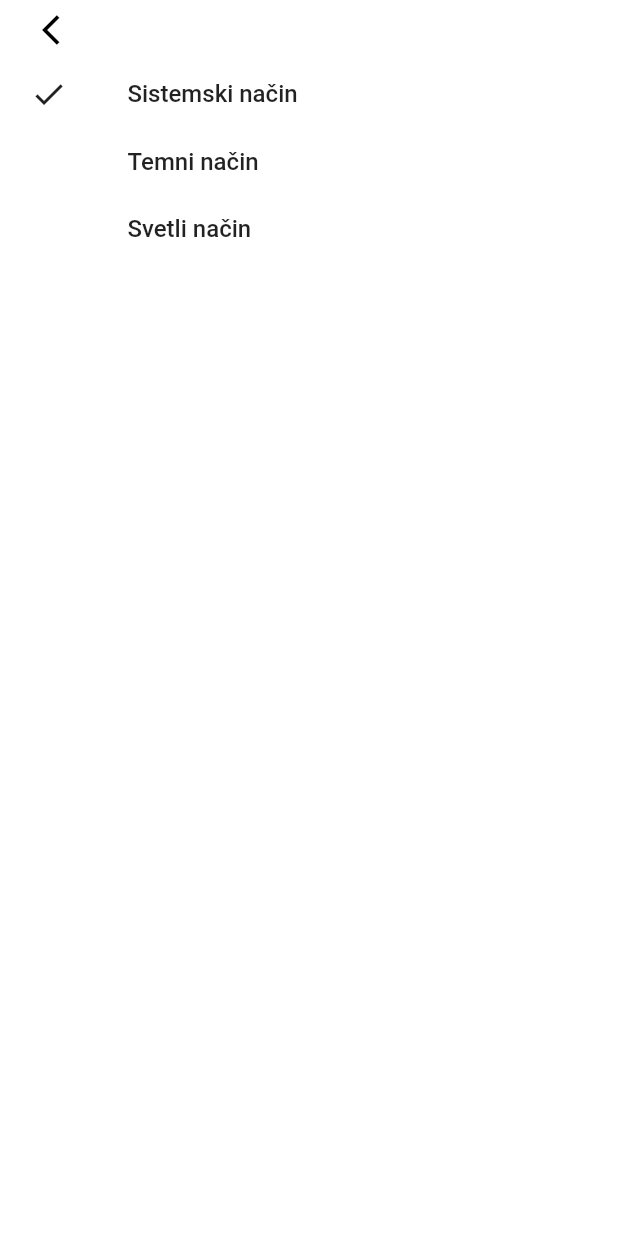
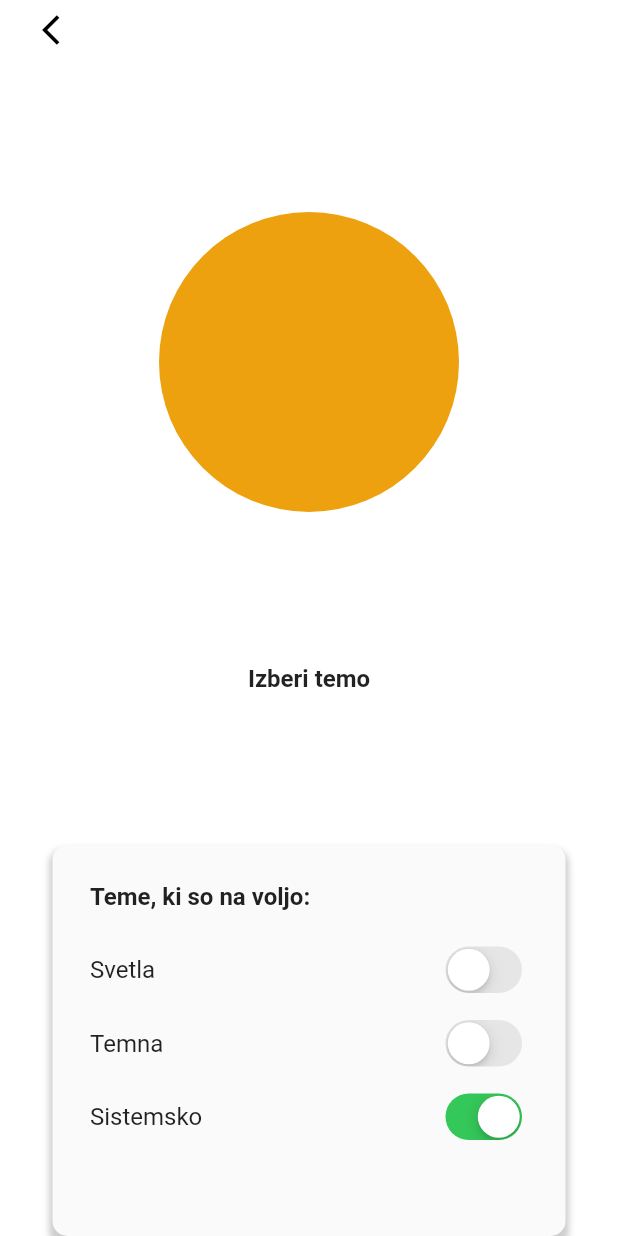
Before and after one commit to SCVApp/SCVAppFlutter, a Flutter app: the AppAppearance screen opened directly, on a phone screen of 412 x 824 dp. Run offline on Flutter 3.47's test engine with Material 2 defaults, Android fonts, the phone set to English and light mode, and no system bars; our stand-ins replace babstrap_settings_screen, cached_network_image, dots_indicator, flutter_linkify, get, introduction_screen and 7 more; missing offline and left inert: app_settings, dart:ffi, ff_navigation_bar, flutter_picker, flutter_web_auth, jwt_decode and 1 more; accounts and stored records are empty.

Commit message:
New app theme selector

```diff
--- a/lib/Components/costumeRadioBtn.dart
+++ /dev/null
@@ -1,36 +0,0 @@
-import 'package:flutter/material.dart';
-
-Widget CostumeRadioBtn(
-    {String title = "", var value, var type, Function onChanged}) {
-  return GestureDetector(
-    child: Padding(
-      child: Row(
-        mainAxisAlignment: MainAxisAlignment.start,
-        crossAxisAlignment: CrossAxisAlignment.center,
-        children: [
-          value == type
-              ? Icon(
-                  Icons.check,
-                  size: 25,
-                )
-              : SizedBox(
-                  width: 25,
-                  height: 25,
-                ),
-          Padding(padding: EdgeInsets.only(left: 40)),
-          Text(
-            title ?? "",
-            style: TextStyle(
-              fontSize: 16,
-              fontWeight: FontWeight.w500,
-            ),
-          ),
-        ],
-      ),
-      padding: EdgeInsets.only(left: 20, right: 20, top: 10, bottom: 10),
-    ),
-    onTap: () {
-      onChanged(type);
-    },
-  );
-}
--- /dev/null
+++ b/lib/Components/sunIcon.dart
@@ -0,0 +1,11 @@
+import 'package:flutter/material.dart';
+import 'package:scv_app/Data/data.dart';
+
+Widget SunIcon({double size = 50.0}) {
+  return Container(
+    width: size,
+    height: size,
+    decoration: BoxDecoration(
+        color: HexColor.fromHex("EDA10F"), shape: BoxShape.circle),
+  );
+}
--- /dev/null
+++ b/lib/Components/themeSelector.dart
@@ -0,0 +1,65 @@
+import 'package:flutter/cupertino.dart';
+import 'package:flutter/material.dart';
+
+import '../api/theme.dart';
+
+Widget ThemesSelector(
+    BuildContext context, ThemeEnum themeEnum, Function handleThemeChange,
+    {double padding = 50, double innerPadding = 25}) {
+  return Container(
+    width: MediaQuery.of(context).size.width - padding,
+    decoration: BoxDecoration(
+      color: Theme.of(context).cardColor,
+      borderRadius: BorderRadius.circular(10),
+      boxShadow: [
+        BoxShadow(
+          color: Theme.of(context).shadowColor,
+          spreadRadius: 2,
+          blurRadius: 3,
+          offset: Offset(0, 5), // changes position of shadow
+        ),
+      ],
+    ),
+    child: Column(
+      mainAxisAlignment: MainAxisAlignment.center,
+      crossAxisAlignment: CrossAxisAlignment.start,
+      children: [
+        Text(
+          "Teme, ki so na voljo:",
+          style: TextStyle(fontWeight: FontWeight.bold, fontSize: 16),
+        ),
+        Padding(padding: EdgeInsets.only(bottom: 20)),
+        ThemeSelector(themeEnum, handleThemeChange,
+            theme: ThemeEnum.light, ime: "Svetla"),
+        Padding(padding: EdgeInsets.only(bottom: 10)),
+        ThemeSelector(themeEnum, handleThemeChange,
+            theme: ThemeEnum.dark, ime: "Temna"),
+        Padding(padding: EdgeInsets.only(bottom: 10)),
+        ThemeSelector(themeEnum, handleThemeChange,
+            theme: ThemeEnum.system, ime: "Sistemsko"),
+      ],
+    ),
+    padding: EdgeInsets.only(
+        top: innerPadding, bottom: 60, left: innerPadding, right: innerPadding),
+  );
+}
+
+Widget ThemeSelector(ThemeEnum themeEnum, Function handleThemeChange,
+    {ThemeEnum theme = ThemeEnum.system, String ime = "Sistemsko"}) {
+  return Row(
+    mainAxisAlignment: MainAxisAlignment.spaceBetween,
+    crossAxisAlignment: CrossAxisAlignment.center,
+    children: [
+      Text(
+        ime,
+        style: TextStyle(fontSize: 16),
+      ),
+      CupertinoSwitch(
+        value: themeEnum == theme,
+        onChanged: (value) {
+          handleThemeChange(theme);
+        },
+      ),
+    ],
+  );
+}
--- a/lib/Data/theme.dart
+++ b/lib/Data/themes.dart
@@ -10,7 +10,7 @@ class Themes {
     bottomAppBarColor: Colors.white, //Menu bar spodnji
     cardColor: HexColor.fromHex("#FAFAFA"), //Barva oblački
     hintColor: Colors.white, //Barva za ikone v oblčkih
-    shadowColor: Colors.grey.withOpacity(0.5),//Barva senc
+    shadowColor: Colors.grey.withOpacity(0.5), //Barva senc
   );
   static final dark = ThemeData.dark().copyWith(
     //Zamenjaj barve za temno temo
@@ -20,6 +20,6 @@ class Themes {
     bottomAppBarColor: HexColor.fromHex("#1C1C1E"),
     cardColor: HexColor.fromHex("#1C1C1E"),
     hintColor: HexColor.fromHex("#1C1C1E"),
-    shadowColor: Color.fromARGB(255, 32, 32, 32).withOpacity(0.5),
+    shadowColor: Color.fromARGB(255, 32, 32, 32).withOpacity(0),
   );
 }
--- a/lib/Nastavitve/aboutMe.dart
+++ b/lib/Nastavitve/aboutMe.dart
@@ -22,7 +22,7 @@ import 'package:scv_app/Nastavitve/biometricPage.dart';
 import 'package:scv_app/Nastavitve/changeStatus.dart';
 import 'package:scv_app/Nastavitve/otherToolsPage.dart';
 import 'package:scv_app/Intro_And__Login/prijava.dart';
-import 'package:scv_app/Data/theme.dart';
+import 'package:scv_app/Data/themes.dart';
 import 'package:scv_app/Intro_And__Login/uvod.dart';
 import 'package:shared_preferences/shared_preferences.dart';
 import 'package:babstrap_settings_screen/babstrap_settings_screen.dart';
--- a/lib/Nastavitve/appAppearance.dart
+++ b/lib/Nastavitve/appAppearance.dart
@@ -1,12 +1,16 @@
+import 'dart:math';
+
 import 'package:flutter/material.dart';
 import 'package:flutter/services.dart';
 import 'package:scv_app/Components/backBtn.dart';
-import 'package:scv_app/Components/costumeRadioBtn.dart';
+import 'package:scv_app/Components/moonIcon.dart';
+import 'package:scv_app/Components/sunIcon.dart';
+import 'package:scv_app/Components/themeSelector.dart';
 import 'package:scv_app/Intro_And__Login/prijava.dart';
+import 'package:scv_app/api/theme.dart';
 import 'package:shared_preferences/shared_preferences.dart';
 import 'package:get/get.dart';
-
-enum SingingCharacter { system, light, dark }
+import 'package:scv_app/api/theme.dart';
 
 class AppAppearance extends StatefulWidget {
   AppAppearance({Key key, this.onThemeChanged}) : super(key: key);
@@ -16,7 +20,7 @@ class AppAppearance extends StatefulWidget {
 }
 
 class _AppAppearanceState extends State<AppAppearance> {
-  SingingCharacter _character = SingingCharacter.system;
+  ThemeEnum appTheme = ThemeEnum.system;
 
   @override
   void initState() {
@@ -25,63 +29,18 @@ class _AppAppearanceState extends State<AppAppearance> {
   }
 
   Future<void> handleGetTheme() async {
-    SharedPreferences prefs = await SharedPreferences.getInstance();
-    try {
-      bool isDarkTheme = prefs.getBool(keyForThemeDark);
-      if (isDarkTheme == null) {
+    var t = await UseTheme.getTheme();
     setState(() {
-          _character = SingingCharacter.system;
-        });
-      } else if (isDarkTheme == true) {
-        setState(() {
-          _character = SingingCharacter.dark;
-        });
-      } else {
-        setState(() {
-          _character = SingingCharacter.light;
+      appTheme = t;
     });
   }
-    } catch (e) {
+
+  void handleChanged(ThemeEnum value) async {
     setState(() {
-        _character = SingingCharacter.system;
+      appTheme = value;
     });
-    }
-  }
-
-  void handleChanged(SingingCharacter value) async {
-    setState(() {
-      _character = value;
-    });
-    switch (value) {
-      case SingingCharacter.system:
-        await changeToSystemTheme();
-        break;
-      case SingingCharacter.light:
-        await changeToLightTheme();
-        break;
-      case SingingCharacter.dark:
-        await changeToDarkTheme();
-        break;
-    }
+    await UseTheme.handleChanged(value);
     widget.onThemeChanged();
-  }
-
-  Future<void> changeToSystemTheme() async {
-    SharedPreferences prefs = await SharedPreferences.getInstance();
-    Get.changeThemeMode(ThemeMode.system);
-    prefs.remove(keyForThemeDark);
-  }
-
-  Future<void> changeToLightTheme() async {
-    SharedPreferences prefs = await SharedPreferences.getInstance();
-    Get.changeThemeMode(ThemeMode.light);
-    prefs.setBool(keyForThemeDark, false);
-  }
-
-  Future<void> changeToDarkTheme() async {
-    SharedPreferences prefs = await SharedPreferences.getInstance();
-    Get.changeThemeMode(ThemeMode.dark);
-    prefs.setBool(keyForThemeDark, true);
   }
 
   @override
@@ -92,27 +51,26 @@ class _AppAppearanceState extends State<AppAppearance> {
               ? SystemUiOverlayStyle.light
               : SystemUiOverlayStyle.dark,
           child: SafeArea(
+            child: Center(
                 child: Column(
-          children: <Widget>[
+              mainAxisAlignment: MainAxisAlignment.spaceBetween,
+              crossAxisAlignment: CrossAxisAlignment.center,
+              children: [
                 backButton(context),
-            CostumeRadioBtn(
-                value: _character,
-                type: SingingCharacter.system,
-                title: "Sistemski način",
-                onChanged: handleChanged),
-            CostumeRadioBtn(
-                value: _character,
-                type: SingingCharacter.dark,
-                title: "Temni način",
-                onChanged: handleChanged),
-            CostumeRadioBtn(
-                value: _character,
-                type: SingingCharacter.light,
-                title: "Svetli način",
-                onChanged: handleChanged),
+                Get.isDarkMode
+                    ? MoonIcon(Theme.of(context).scaffoldBackgroundColor,
+                        size: min(200, MediaQuery.of(context).size.width * 0.5))
+                    : SunIcon(
+                        size:
+                            min(200, MediaQuery.of(context).size.width * 0.5)),
+                Text(
+                  "Izberi temo",
+                  style: TextStyle(fontWeight: FontWeight.bold, fontSize: 16),
+                ),
+                ThemesSelector(context, appTheme, handleChanged, padding: 70),
               ],
-        ),
-      ),
-    ));
+            )),
+          )),
+    );
   }
 }
--- /dev/null
+++ b/lib/api/theme.dart
@@ -0,0 +1,67 @@
+import 'package:flutter/material.dart';
+import 'package:scv_app/Intro_And__Login/prijava.dart';
+import 'package:shared_preferences/shared_preferences.dart';
+import 'package:get/get.dart';
+
+enum ThemeEnum { system, light, dark }
+
+class UseTheme {
+  static Future<ThemeEnum> getTheme() async {
+    SharedPreferences prefs = await SharedPreferences.getInstance();
+    try {
+      bool isDarkTheme = prefs.getBool(keyForThemeDark);
+      if (isDarkTheme == null) {
+        return ThemeEnum.system;
+      } else if (isDarkTheme == true) {
+        return ThemeEnum.dark;
+      } else {
+        return ThemeEnum.light;
+      }
+    } catch (e) {
+      return ThemeEnum.system;
+    }
+  }
+
+  static Future<void> handleChanged(ThemeEnum value) async {
+    switch (value) {
+      case ThemeEnum.system:
+        await changeToSystemTheme();
+        break;
+      case ThemeEnum.light:
+        await changeToLightTheme();
+        break;
+      case ThemeEnum.dark:
+        await changeToDarkTheme();
+        break;
+    }
+  }
+
+  static Future<void> changeToSystemTheme() async {
+    SharedPreferences prefs = await SharedPreferences.getInstance();
+    Get.changeThemeMode(ThemeMode.system);
+    prefs.remove(keyForThemeDark);
+  }
+
+  static Future<void> changeToLightTheme() async {
+    SharedPreferences prefs = await SharedPreferences.getInstance();
+    Get.changeThemeMode(ThemeMode.light);
+    prefs.setBool(keyForThemeDark, false);
+  }
+
+  static Future<void> changeToDarkTheme() async {
+    SharedPreferences prefs = await SharedPreferences.getInstance();
+    Get.changeThemeMode(ThemeMode.dark);
+    prefs.setBool(keyForThemeDark, true);
+  }
+
+  static String getNameOfTheme(ThemeEnum value) {
+    switch (value) {
+      case ThemeEnum.system:
+        return "Sistemsko";
+      case ThemeEnum.light:
+        return "Svetli način";
+      case ThemeEnum.dark:
+        return "Temni način";
+    }
+  }
+}
--- a/lib/main.dart
+++ b/lib/main.dart
@@ -10,7 +10,7 @@ import 'package:scv_app/eA/easistent.dart';
 import 'package:scv_app/Data/functions.dart';
 import 'package:scv_app/eA_icon/ea_flutter_icon.dart';
 import 'package:scv_app/Intro_And__Login/prijava.dart';
-import 'package:scv_app/Data/theme.dart';
+import 'package:scv_app/Data/themes.dart';
 import 'package:scv_app/Intro_And__Login/uvod.dart';
 import 'package:scv_app/Lock/zaklep.dart';
 import 'package:shared_preferences/shared_preferences.dart';
```
Also changed, not shown: lib/Components/moonIcon.dart (added, +20 -0 lines), lib/Intro_And__Login/uvod.dart (+6 -4 lines), lib/Nastavitve/nastavitve.dart (+8 -31 lines), assets/school_logo.png, assets/school_logo2.png (deleted), assets/school_logo_dark.png (added), lib/Intro_And__Login/loginInPage.dart (renamed from lib/Components/loginInPage.dart), 1 other file. Lines whose indentation alone changed are shown as unchanged.
